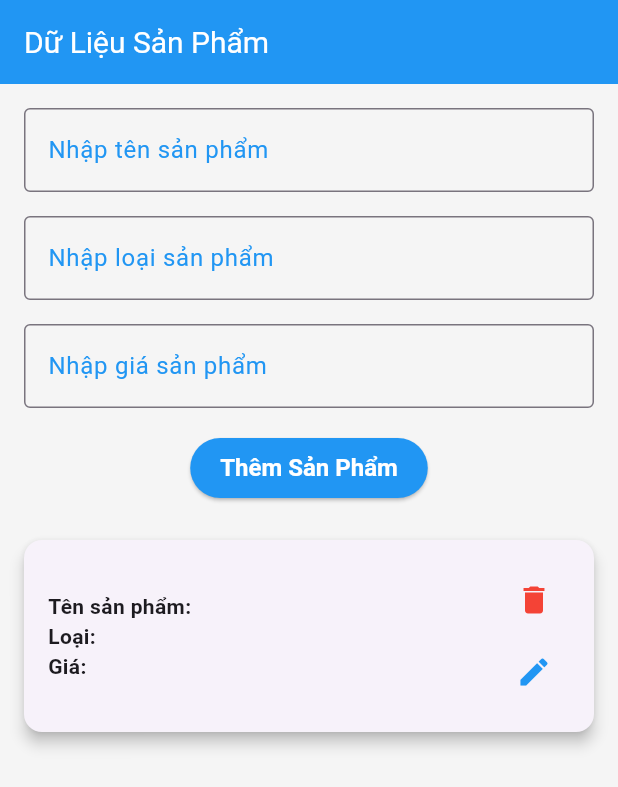
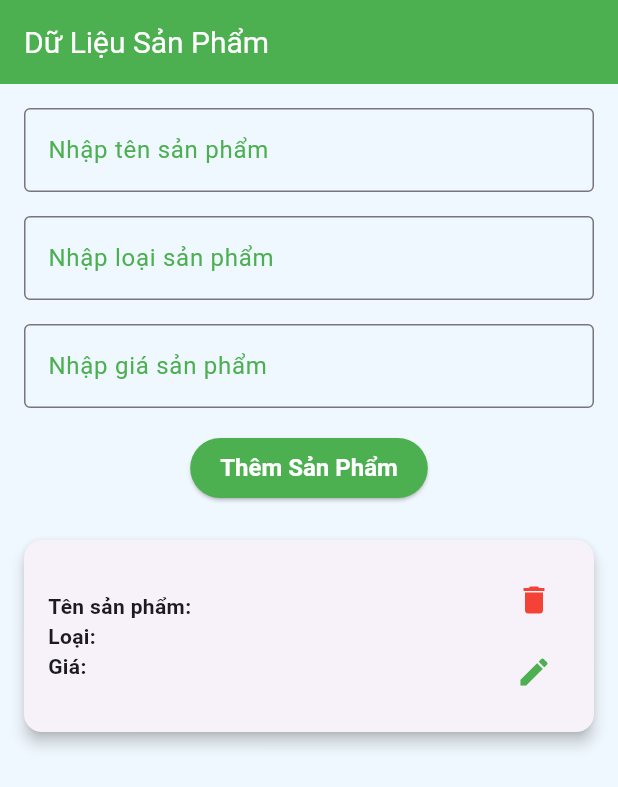
Before and after one commit to utkieu12345/flutter-app, a Flutter app: the screen it shows after launch, after a tap on "Thêm Sản Phẩm", on a phone screen of 412 x 824 dp. Shown: the top 787 px of the screen. Run offline on Flutter 3.47's test engine with Material 3 defaults, Android fonts, the light colour scheme and no system bars; our stand-ins replace cloud_firestore, firebase_core; accounts and stored records are empty.

Commit message:
Updload app

```diff
--- a/lib/home_screen.dart
+++ b/lib/home_screen.dart
@@ -59,7 +59,7 @@ class _HomeScreenState extends State<HomeScreen> {
   }
 
   @override
- Widget build(BuildContext context) {
+Widget build(BuildContext context) {
     return Scaffold(
       appBar: AppBar(
         title: const Text("Dữ Liệu Sản Phẩm"),
@@ -133,7 +133,7 @@ class _HomeScreenState extends State<HomeScreen> {
                                     onPressed: () {
                                       _deleteSanpham(sanpham.id);
                                     },
-                                    icon: const Icon(Icons.delete, color: Colors.red),
+                                    icon: const Icon(Icons.delete, color: Colors.red), // Màu đỏ cho nút xóa
                                   ),
                                   IconButton(
                                     onPressed: () {
@@ -143,7 +143,7 @@ class _HomeScreenState extends State<HomeScreen> {
                                           sanpham['Loai'],
                                           sanpham['Gia'].toString());
                                     },
-                                    icon: const Icon(Icons.edit, color: Colors.blue),
+                                    icon: const Icon(Icons.edit, color: Color(0xFF4CAF50)), // Màu xanh lá cây cho nút chỉnh sửa
                                   ),
                                 ],
                               ),
@@ -160,5 +160,5 @@ class _HomeScreenState extends State<HomeScreen> {
         ),
       ),
     );
- }
+  }
 }
--- a/lib/main.dart
+++ b/lib/main.dart
@@ -14,20 +14,20 @@ class MyApp extends StatelessWidget {
 
   // This widget is the root of your application.
   @override
- Widget build(BuildContext context) {
+Widget build(BuildContext context) {
     return MaterialApp(
       title: "Midterm Project",
       debugShowCheckedModeBanner: false,
       theme: ThemeData(
-        primarySwatch: Colors.blue,
-        scaffoldBackgroundColor: const Color(0xFFF5F5F5),
+        primarySwatch: Colors.green, // Thay đổi màu chính của ứng dụng
+        scaffoldBackgroundColor: const Color(0xFFF0F8FF), // Màu nền nhẹ
         appBarTheme: const AppBarTheme(
-          color: Colors.blue,
-          titleTextStyle: TextStyle(color: Colors.white, fontSize: 20),
+          color: Color(0xFF4CAF50), // Màu xanh lá cây cho AppBar
+          titleTextStyle: TextStyle(color: Colors.white, fontSize: 20), // Màu chữ trắng
         ),
         elevatedButtonTheme: ElevatedButtonThemeData(
           style: ElevatedButton.styleFrom(
-            backgroundColor: Colors.blue,
+            backgroundColor: Color(0xFF4CAF50), // Màu nút
             foregroundColor: Colors.white,
             padding: const EdgeInsets.symmetric(horizontal: 20, vertical: 10),
             textStyle: const TextStyle(fontSize: 16, fontWeight: FontWeight.bold),
@@ -37,10 +37,10 @@ class MyApp extends StatelessWidget {
           border: OutlineInputBorder(),
           focusedBorder: OutlineInputBorder(
             borderSide: BorderSide(
-              color: Colors.blue,
+              color: Color(0xFF4CAF50), // Màu đường viền khi focus
             ),
           ),
-          labelStyle: TextStyle(color: Colors.blue, fontSize: 16),
+          labelStyle: TextStyle(color: Color(0xFF4CAF50), fontSize: 16), // Màu chữ label
         ),
       ),
       home: const HomeScreen(),
```
Also changed, not shown: lib/firebase_options.dart.
